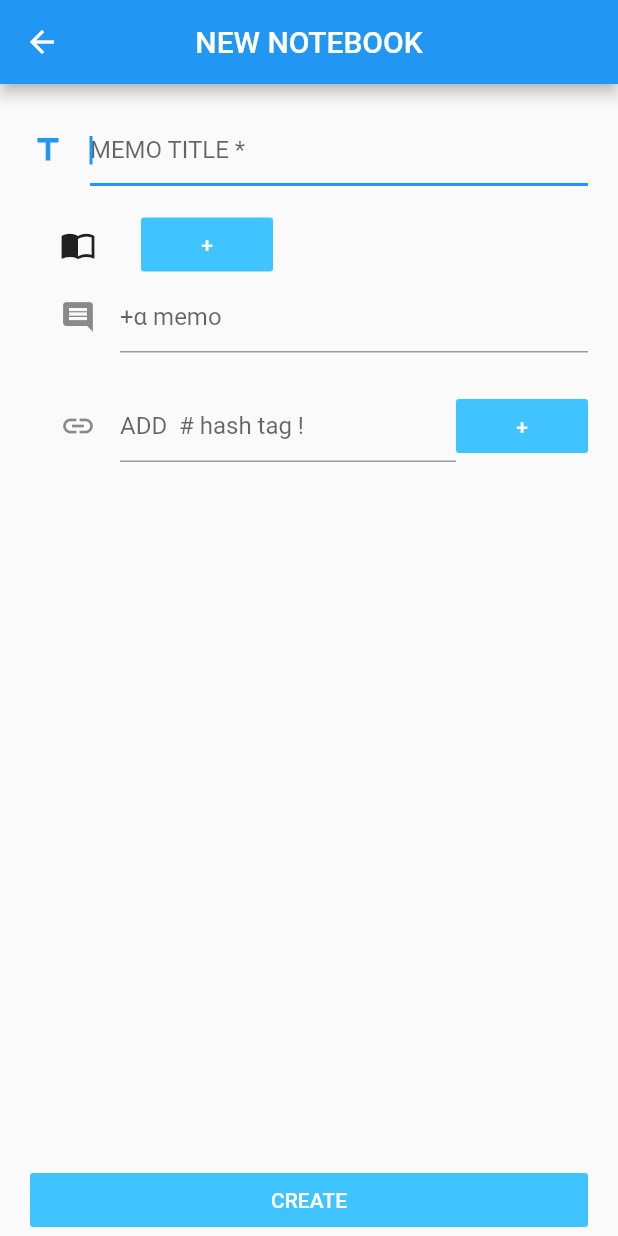
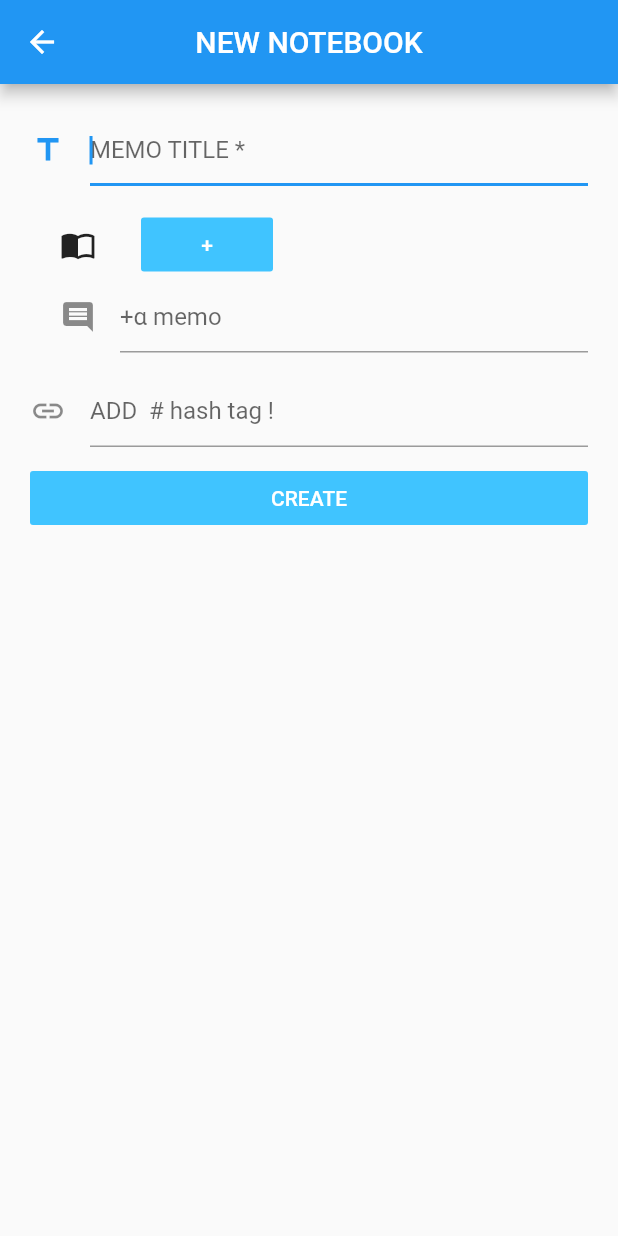
Before and after one commit to yyt-159/benesse_memo_v2, a Flutter app: the AddMemoScreen screen opened directly, on a phone screen of 412 x 824 dp. Run offline on Flutter 3.47's test engine with Material 2 defaults, Android fonts, the phone set to English and light mode, and no system bars.

Commit message:
タブレット用のサイズ

```diff
--- a/lib/components/add_memo_screen.dart
+++ b/lib/components/add_memo_screen.dart
@@ -1,13 +1,9 @@
 import 'package:flutter/material.dart';
 import 'package:provider/provider.dart';
+import 'package:flutter/rendering.dart';
+import 'style.dart';
 
 import 'memo_data.dart';
-
-// 表示用の書式設定
-const kLabelTextStyle = TextStyle(
-  fontSize: 18,
-  color: Colors.black,
-);
 
 class AddMemoScreen extends StatefulWidget {
   @override
@@ -34,11 +30,48 @@ class _AddMemoScreenState extends State<AddMemoScreen> {
   //　上記リストのカウント変数（ID用）
   int _counter = 0;
 
+  var _textFieldFocusNode;
+  var _inputController = TextEditingController();
+  var _chipList = List<Chip>();
+  var _keyNumber = 0;
+
+  @override
+  void initState() {
+    _textFieldFocusNode = FocusNode();
+    super.initState();
+  }
+
+  void _addChip(String text) {
+    var chipKey = Key('chip_key_$_keyNumber');
+    _keyNumber++;
+
+    _chipList.add(
+      Chip(
+        key: chipKey,
+        label: Text(text),
+        onDeleted: () => _deleteChip(chipKey),
+      ),
+    );
+  }
+
+  void _deleteChip(Key chipKey) {
+    setState(() => _chipList.removeWhere((Widget w) => w.key == chipKey));
+  }
+
   @override
   // widgetの破棄時にコントローラも破棄する
   void dispose() {
     myController.dispose();
+    _textFieldFocusNode.dispose();
     super.dispose();
+  }
+
+  void _onSubmitted(String text) {
+    setState(() {
+      _inputController.text = '';
+      _addChip(text);
+      FocusScope.of(context).requestFocus(_textFieldFocusNode);
+    });
   }
 
   @override
@@ -117,64 +150,92 @@ class _AddMemoScreenState extends State<AddMemoScreen> {
               ],
             ), // Memo
             SizedBox(
-              height: 25,
+              height: 15,
+            ),
+//            Row(
+//              children: <Widget>[
+//                SizedBox(
+//                  width: 20,
+//                ),
+//                Expanded(
+//                  child: TextField(
+//                    autofocus: true,
+//                    textAlign: TextAlign.left,
+//                    decoration: const InputDecoration(
+//                      icon: Icon(Icons.link),
+//                      hintText: 'ADD  # hash tag !',
+//                    ),
+//                    controller: myController,
+////                    autofocus: true,
+////                    textAlign: TextAlign.center,
+////                    onChanged: (newMemoBody) {
+////                      _addingMemoBody = newMemoBody;
+////                    },
+//                  ),
+//                ),
+//                FlatButton(
+//                  child: Text(
+//                    '+',
+//                    style: TextStyle(
+//                      color: Colors.white,
+//                    ),
+//                  ),
+//                  color: Colors.lightBlueAccent,
+//                  onPressed: () {
+//                    addKeyword(myController.text);
+//                    // テキストフィールドの内容をクリア
+//                    myController.clear();
+//                  },
+//                ),
+//              ],
+//            ),
+//            SizedBox(
+//              height: 10,
+//            ),
+//            Expanded(
+//              child: ListView.builder(
+//                  scrollDirection: Axis.vertical,
+//                  shrinkWrap: true,
+//                  itemCount: items.length,
+//                  itemBuilder: (BuildContext context, int index) {
+//                    final item = items[index];
+//                    return new Card(
+//                      child: ListTile(
+////                        leading: Icon(Icons.link),
+//                        title:
+////                            Text(item["id"].toString() + ":  " + item["title"]),
+//                            Text("　＃  " + item["title"]),
+//                      ),
+//                    );
+//                  }),
+//            ),
+            TextField(
+              focusNode: _textFieldFocusNode,
+              autofocus: true,
+              controller: _inputController,
+              decoration: InputDecoration(
+                icon: Icon(Icons.link),
+                hintText: 'ADD  # hash tag !',
+              ),
+              onSubmitted: _onSubmitted,
             ),
             Row(
+              mainAxisAlignment: MainAxisAlignment.start,
+              crossAxisAlignment: CrossAxisAlignment.start,
               children: <Widget>[
-                SizedBox(
-                  width: 20,
-                ),
                 Expanded(
-                  child: TextField(
-                    autofocus: true,
-                    textAlign: TextAlign.left,
-                    decoration: const InputDecoration(
-                      icon: Icon(Icons.link),
-                      hintText: 'ADD  # hash tag !',
-                    ),
-                    controller: myController,
-//                    autofocus: true,
-//                    textAlign: TextAlign.center,
-//                    onChanged: (newMemoBody) {
-//                      _addingMemoBody = newMemoBody;
-//                    },
+                  child: Wrap(
+                    alignment: WrapAlignment.start,
+                    spacing: 8.0,
+                    runSpacing: 0.0,
+                    direction: Axis.horizontal,
+                    children: _chipList,
                   ),
-                ),
-                FlatButton(
-                  child: Text(
-                    '+',
-                    style: TextStyle(
-                      color: Colors.white,
-                    ),
-                  ),
-                  color: Colors.lightBlueAccent,
-                  onPressed: () {
-                    addKeyword(myController.text);
-                    // テキストフィールドの内容をクリア
-                    myController.clear();
-                  },
                 ),
               ],
             ),
-            SizedBox(
+                SizedBox(
               height: 10,
-            ),
-            Expanded(
-              child: ListView.builder(
-                  scrollDirection: Axis.vertical,
-                  shrinkWrap: true,
-                  itemCount: items.length,
-                  itemBuilder: (BuildContext context, int index) {
-                    final item = items[index];
-                    return new Card(
-                      child: ListTile(
-//                        leading: Icon(Icons.link),
-                        title:
-//                            Text(item["id"].toString() + ":  " + item["title"]),
-                            Text("　＃  " + item["title"]),
-                      ),
-                    );
-                  }),
             ),
             FlatButton(
               child: Text(
@@ -185,11 +246,14 @@ class _AddMemoScreenState extends State<AddMemoScreen> {
               ),
               color: Colors.lightBlueAccent,
               onPressed: () {
-               int _memoId = Provider.of<MemoData>(context, listen: false).memoId;
+                int _memoId =
+                    Provider.of<MemoData>(context, listen: false).memoId;
                 Provider.of<MemoData>(context, listen: false)
-                    .addData(_addingMemoTitle, _addingMemoBody,'',_memoId);
-               Provider.of<MemoData>(context, listen: false).memoId++;
-                print(Provider.of<MemoData>(context, listen: false).memoId);
+                    .addData(_addingMemoTitle, _addingMemoBody, '', _memoId);
+                Provider.of<MemoData>(context, listen: false).memoId++;
+                for(int i=0;i<items.length;i++){
+                  Provider.of<MemoData>(context, listen: false).registarKeyword(items[i]['title'], _memoId);
+                }
                 Navigator.pop(context);
               },
             ),
--- a/lib/components/memo_tile.dart
+++ b/lib/components/memo_tile.dart
@@ -1,4 +1,5 @@
 import 'package:flutter/material.dart';
+import 'style.dart';
 
 class MemoTile extends StatelessWidget {
   final String memoTitle;
@@ -9,7 +10,8 @@ class MemoTile extends StatelessWidget {
   @override
   Widget build(BuildContext context) {
     return ListTile(
-      title: Text(memoTitle),
+      title: Text(memoTitle,
+        style: kLargeTextStyle),
     );
   }
 }
```
Also changed, not shown: lib/components/memo_screen.dart (+10 -3 lines), lib/components/memo_show_screen.dart (+5 -2 lines), lib/components/style.dart (added, +11 -0 lines).
